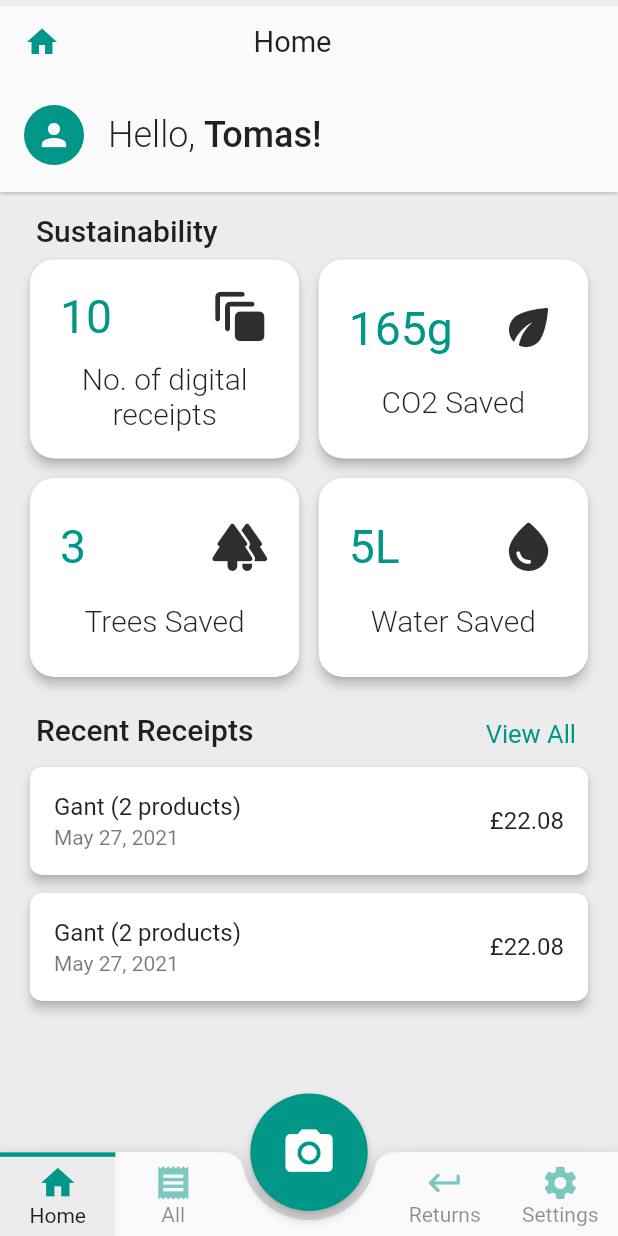
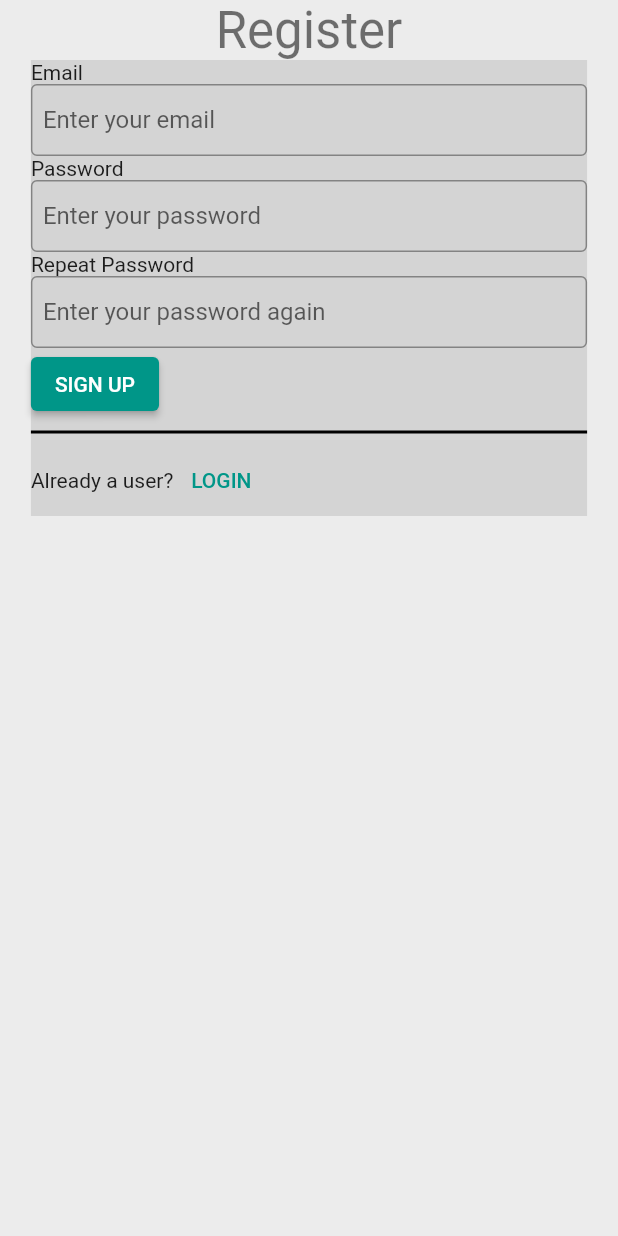
Before and after one commit to TomasKopunec/smart_receipts, a Flutter app: the screen it shows after launch, on a phone screen of 412 x 824 dp. Run offline on Flutter 3.47's test engine with Material 2 defaults, Android fonts, the phone set to English and light mode, and no system bars; our stand-ins replace flutter_slidable, persistent_bottom_nav_bar, shared_preferences.

Commit message:
Authentication Screens UI added

```diff
--- a/lib/main.dart
+++ b/lib/main.dart
@@ -2,6 +2,7 @@ import 'package:flutter/material.dart';
 import 'package:flutter/services.dart';
 import 'package:provider/provider.dart';
 import 'package:smart_receipts/providers/screen_provider.dart.dart';
+import 'package:smart_receipts/screens/auth/authentication_screen.dart';
 import 'package:smart_receipts/screens/tab_control/tabs_scaffold.dart';
 import 'package:smart_receipts/providers/receipts_provider.dart';
 import 'package:smart_receipts/providers/settings/settings_provider.dart';
@@ -47,7 +48,7 @@ class Main extends StatelessWidget {
               scaffoldBackgroundColor: const Color.fromARGB(255, 34, 34, 34),
               indicatorColor: const Color.fromARGB(255, 236, 236, 236),
             ),
-            home: const TabsScaffold(),
+            home: AuthenticationScreen(), // const TabsScaffold(),
             routes: getRoutes(),
           );
         },
--- /dev/null
+++ b/lib/screens/auth/authentication_screen.dart
@@ -0,0 +1,118 @@
+import 'package:flutter/cupertino.dart';
+import 'package:flutter/material.dart';
+import 'package:flutter/src/widgets/container.dart';
+import 'package:flutter/src/widgets/framework.dart';
+import 'package:smart_receipts/helpers/size_helper.dart';
+import 'package:smart_receipts/screens/auth/change_password.dart';
+import 'package:smart_receipts/screens/auth/login.dart';
+import 'package:smart_receipts/screens/auth/register.dart';
+
+enum AuthState {
+  register('Register'),
+  login('Login'),
+  changePassword('Change Password');
+
+  final String name;
+
+  const AuthState(this.name);
+
+  @override
+  String toString() {
+    return name;
+  }
+}
+
+class AuthenticationScreen extends StatefulWidget {
+  const AuthenticationScreen({super.key});
+
+  @override
+  State<AuthenticationScreen> createState() => _AuthenticationScreenState();
+}
+
+class _AuthenticationScreenState extends State<AuthenticationScreen> {
+  AuthState _state = AuthState.register;
+
+  @override
+  Widget build(BuildContext context) {
+    return Scaffold(
+        body: Padding(
+            padding: EdgeInsets.only(top: SizeHelper.getTopPadding(context)),
+            child: Padding(
+              padding: EdgeInsets.symmetric(
+                  horizontal: SizeHelper.getScreenWidth(context) * 0.05),
+              child: Column(
+                children: [getHeader(), getScreen(_state)],
+              ),
+            )));
+
+    //    body: Center(
+    //       child: Column(
+    //     mainAxisAlignment: MainAxisAlignment.start,
+    //     children: [
+    //       getScreen(),
+    //       ElevatedButton(
+    //           onPressed: () => {
+    //                 setState(() {
+    //                   state = AuthState.register;
+    //                 })
+    //               },
+    //           child: Text('Register')),
+    //       ElevatedButton(
+    //           onPressed: () => {
+    //                 setState(() {
+    //                   state = AuthState.login;
+    //                 })
+    //               },
+    //           child: Text('Login')),
+    //       ElevatedButton(
+    //           onPressed: () => {
+    //                 setState(() {
+    //                   state = AuthState.changePassword;
+    //                 })
+    //               },
+    //           child: Text('Change Password')),
+    //     ],
+    //   )),
+    // );
+  }
+
+  Widget getHeader() {
+    final textWidget = Text(
+      _state.toString(),
+      style: Theme.of(context).textTheme.headlineMedium,
+    );
+
+    if (_state != AuthState.changePassword) {
+      return textWidget;
+    }
+
+    return Row(
+      mainAxisAlignment: MainAxisAlignment.start,
+      crossAxisAlignment: CrossAxisAlignment.center,
+      children: [
+        IconButton(
+            onPressed: () => changeScreen(AuthState.login),
+            icon: Icon(Icons.arrow_back_ios_new),
+            color: Theme.of(context).primaryColor),
+        textWidget
+      ],
+    );
+  }
+
+  Widget getScreen(AuthState state) {
+    switch (state) {
+      case AuthState.register:
+        return Register(func: changeScreen);
+      case AuthState.login:
+        return Login(func: changeScreen);
+      case AuthState.changePassword:
+        return ChangePassword(func: changeScreen);
+    }
+  }
+
+  void changeScreen(AuthState state) {
+    setState(() {
+      _state = state;
+    });
+  }
+}
--- /dev/null
+++ b/lib/screens/auth/register.dart
@@ -0,0 +1,59 @@
+import 'package:flutter/material.dart';
+import 'package:smart_receipts/screens/auth/authentication_screen.dart';
+
+class Register extends StatefulWidget {
+  final Function(AuthState state) func;
+
+  const Register({super.key, required this.func});
+
+  @override
+  State<Register> createState() => _RegisterState();
+}
+
+class _RegisterState extends State<Register> {
+  @override
+  Widget build(BuildContext context) {
+    return Container(
+      color: Colors.black.withOpacity(0.1),
+      child: Column(
+        crossAxisAlignment: CrossAxisAlignment.start,
+        children: [
+          Text("Email"),
+          TextField(
+              decoration: InputDecoration(
+                  border: OutlineInputBorder(),
+                  hintText: 'Enter your email',
+                  contentPadding: EdgeInsets.symmetric(horizontal: 8))),
+          Text("Password"),
+          TextField(
+              decoration: InputDecoration(
+                  border: OutlineInputBorder(),
+                  hintText: 'Enter your password',
+                  contentPadding: EdgeInsets.symmetric(horizontal: 8))),
+          Text("Repeat Password"),
+          TextField(
+            decoration: InputDecoration(
+                border: OutlineInputBorder(),
+                hintText: 'Enter your password again',
+                contentPadding: EdgeInsets.symmetric(horizontal: 8)),
+          ),
+          ElevatedButton(onPressed: () {}, child: Text("SIGN UP")),
+          Divider(
+            color: Colors.black,
+            thickness: 2,
+          ),
+          Row(
+            children: [
+              Text('Already a user?'),
+              TextButton(
+                  onPressed: () {
+                    widget.func(AuthState.login);
+                  },
+                  child: Text('LOGIN'))
+            ],
+          )
+        ],
+      ),
+    );
+  }
+}
```
Also changed, not shown: lib/screens/auth/change_password.dart (added, +38 -0 lines), lib/screens/auth/login.dart (added, +78 -0 lines).
